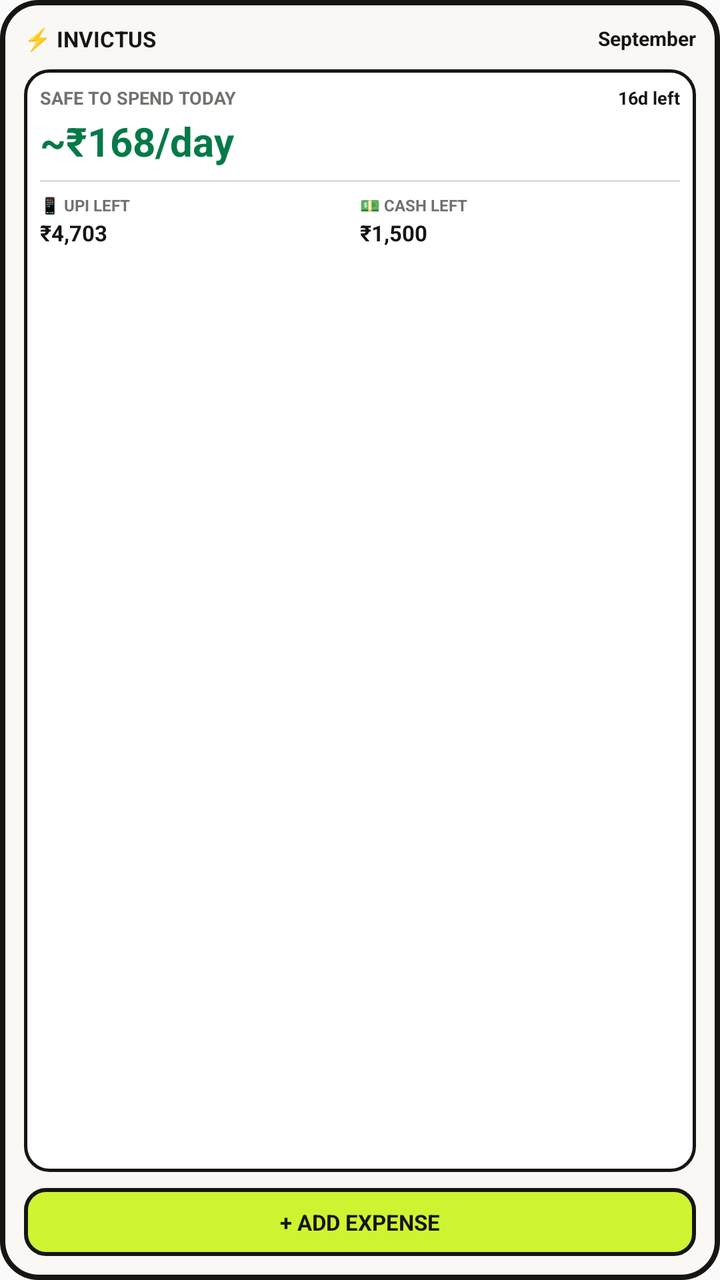
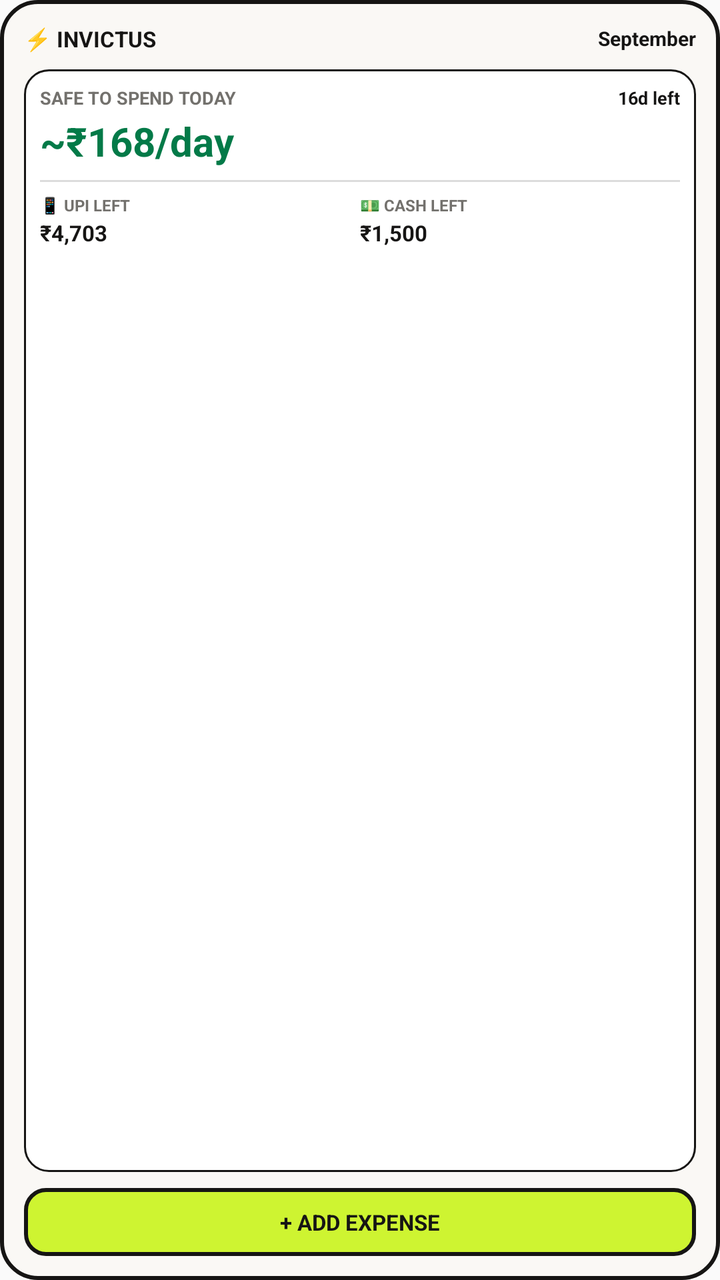

An Android layout rendered at two revisions. The XML below is the earlier revision; the diff shows what the commit changed to produce the second picture.
<!-- AndroidManifest.xml: application theme AppTheme -->
<!-- res/layout/widget_safe_spend.xml -->
<?xml version="1.0" encoding="utf-8"?>
<LinearLayout xmlns:android="http://schemas.android.com/apk/res/android"
    android:id="@+id/widget_container"
    android:layout_width="match_parent"
    android:layout_height="match_parent"
    android:orientation="vertical"
    android:background="@drawable/widget_background"
    android:padding="12dp">

    
    <LinearLayout
        android:layout_width="match_parent"
        android:layout_height="wrap_content"
        android:orientation="horizontal"
        android:gravity="center_vertical">

        <TextView
            android:id="@+id/widget_title"
            android:layout_width="0dp"
            android:layout_height="wrap_content"
            android:layout_weight="1"
            android:text="⚡ INVICTUS"
            android:textColor="#161514"
            android:textSize="11sp"
            android:textStyle="bold" />

        <TextView
            android:id="@+id/widget_month_label"
            android:layout_width="wrap_content"
            android:layout_height="wrap_content"
            android:text="September"
            android:textColor="#161514"
            android:textSize="10sp"
            android:textStyle="bold" />
    </LinearLayout>

    
    <LinearLayout
        android:layout_width="match_parent"
        android:layout_height="0dp"
        android:layout_weight="1"
        android:layout_marginTop="8dp"
        android:layout_marginBottom="8dp"
        android:orientation="vertical"
        android:background="@drawable/widget_card_inset"
        android:padding="8dp">

        
        <LinearLayout
            android:layout_width="match_parent"
            android:layout_height="wrap_content"
            android:orientation="horizontal"
            android:gravity="center_vertical">

            <TextView
                android:layout_width="0dp"
                android:layout_height="wrap_content"
                android:layout_weight="1"
                android:text="SAFE TO SPEND TODAY"
                android:textColor="#73716D"
                android:textSize="9sp"
                android:textStyle="bold" />

            <TextView
                android:id="@+id/widget_days_left"
                android:layout_width="wrap_content"
                android:layout_height="wrap_content"
                android:text="16d left"
                android:textColor="#161514"
                android:textSize="9sp"
                android:textStyle="bold" />
        </LinearLayout>

        
        <TextView
            android:id="@+id/widget_safe_amount"
            android:layout_width="match_parent"
            android:layout_height="wrap_content"
            android:layout_marginTop="2dp"
            android:text="~₹168/day"
            android:textColor="#037A48"
            android:textSize="20sp"
            android:textStyle="bold" />

        
        <View
            android:layout_width="match_parent"
            android:layout_height="1dp"
            android:layout_marginTop="6dp"
            android:layout_marginBottom="6dp"
            android:background="#26161514" />

        
        <LinearLayout
            android:layout_width="match_parent"
            android:layout_height="wrap_content"
            android:orientation="horizontal">

            <LinearLayout
                android:layout_width="0dp"
                android:layout_height="wrap_content"
                android:layout_weight="1"
                android:orientation="vertical">

                <TextView
                    android:layout_width="wrap_content"
                    android:layout_height="wrap_content"
                    android:text="📱 UPI LEFT"
                    android:textColor="#73716D"
                    android:textSize="8sp"
                    android:textStyle="bold" />

                <TextView
                    android:id="@+id/widget_upi_left"
                    android:layout_width="wrap_content"
                    android:layout_height="wrap_content"
                    android:layout_marginTop="1dp"
                    android:text="₹4,703"
                    android:textColor="#161514"
                    android:textSize="11sp"
                    android:textStyle="bold" />
            </LinearLayout>

            <LinearLayout
                android:layout_width="0dp"
                android:layout_height="wrap_content"
                android:layout_weight="1"
                android:orientation="vertical">

                <TextView
                    android:layout_width="wrap_content"
                    android:layout_height="wrap_content"
                    android:text="💵 CASH LEFT"
                    android:textColor="#73716D"
                    android:textSize="8sp"
                    android:textStyle="bold" />

                <TextView
                    android:id="@+id/widget_cash_left"
                    android:layout_width="wrap_content"
                    android:layout_height="wrap_content"
                    android:layout_marginTop="1dp"
                    android:text="₹1,500"
                    android:textColor="#161514"
                    android:textSize="11sp"
                    android:textStyle="bold" />
            </LinearLayout>
        </LinearLayout>
    </LinearLayout>

    
    <LinearLayout
        android:id="@+id/widget_btn_add_expense"
        android:layout_width="match_parent"
        android:layout_height="34dp"
        android:background="@drawable/widget_button_background"
        android:gravity="center"
        android:orientation="horizontal">

        <TextView
            android:layout_width="wrap_content"
            android:layout_height="wrap_content"
            android:text="+ ADD EXPENSE"
            android:textColor="#161514"
            android:textSize="11sp"
            android:textStyle="bold" />
    </LinearLayout>

</LinearLayout>
<!-- resources referenced by this layout -->
<resources>
  <!-- drawable widget_background (drawable) -->
  <?xml version="1.0" encoding="utf-8"?>
  <shape xmlns:android="http://schemas.android.com/apk/res/android"
      android:shape="rectangle">
      <solid android:color="#FAF8F5" />
      <stroke
          android:width="2.5dp"
          android:color="#161514" />
      <corners android:radius="18dp" />
  </shape>
  <!-- drawable widget_button_background (drawable) -->
  <?xml version="1.0" encoding="utf-8"?>
  <shape xmlns:android="http://schemas.android.com/apk/res/android"
      android:shape="rectangle">
      <solid android:color="#CEF431" />
      <stroke
          android:width="2dp"
          android:color="#161514" />
      <corners android:radius="10dp" />
  </shape>
  <!-- drawable widget_card_inset (drawable) -->
  <?xml version="1.0" encoding="utf-8"?>
  <shape xmlns:android="http://schemas.android.com/apk/res/android"
      android:shape="rectangle">
      <solid android:color="#FFFFFF" />
      <stroke
          android:width="1.5dp"
          android:color="#161514" />
      <corners android:radius="12dp" />
  </shape>
  <style name="AppTheme" parent="Theme.AppCompat.Light.DarkActionBar">
          
          <item name="colorPrimary">@color/colorPrimary</item>
          <item name="colorPrimaryDark">@color/colorPrimaryDark</item>
          <item name="colorAccent">@color/colorAccent</item>
      </style>
</resources>

<!-- the commit's change to res/layout/widget_safe_spend.xml (unified diff, before → after) -->
@@ -83,7 +83,7 @@
             android:textStyle="bold" />
 
         
-        <View
+        <FrameLayout
             android:layout_width="match_parent"
             android:layout_height="1dp"
             android:layout_marginTop="6dp"
@@ -149,21 +149,15 @@
     </LinearLayout>
 
     
-    <LinearLayout
+    <TextView
         android:id="@+id/widget_btn_add_expense"
         android:layout_width="match_parent"
         android:layout_height="34dp"
         android:background="@drawable/widget_button_background"
         android:gravity="center"
-        android:orientation="horizontal">
-
-        <TextView
-            android:layout_width="wrap_content"
-            android:layout_height="wrap_content"
-            android:text="+ ADD EXPENSE"
-            android:textColor="#161514"
-            android:textSize="11sp"
-            android:textStyle="bold" />
-    </LinearLayout>
+        android:text="+ ADD EXPENSE"
+        android:textColor="#161514"
+        android:textSize="11sp"
+        android:textStyle="bold" />
 
 </LinearLayout>
<!-- resource entries referenced after the edit -->
@@ -6,7 +6,7 @@
       android:shape="rectangle">
       <solid android:color="#FAF8F5" />
       <stroke
-          android:width="2.5dp"
+          android:width="2dp"
           android:color="#161514" />
       <corners android:radius="18dp" />
   </shape>
@@ -26,7 +26,7 @@
       android:shape="rectangle">
       <solid android:color="#FFFFFF" />
       <stroke
-          android:width="1.5dp"
+          android:width="1dp"
           android:color="#161514" />
       <corners android:radius="12dp" />
   </shape>
